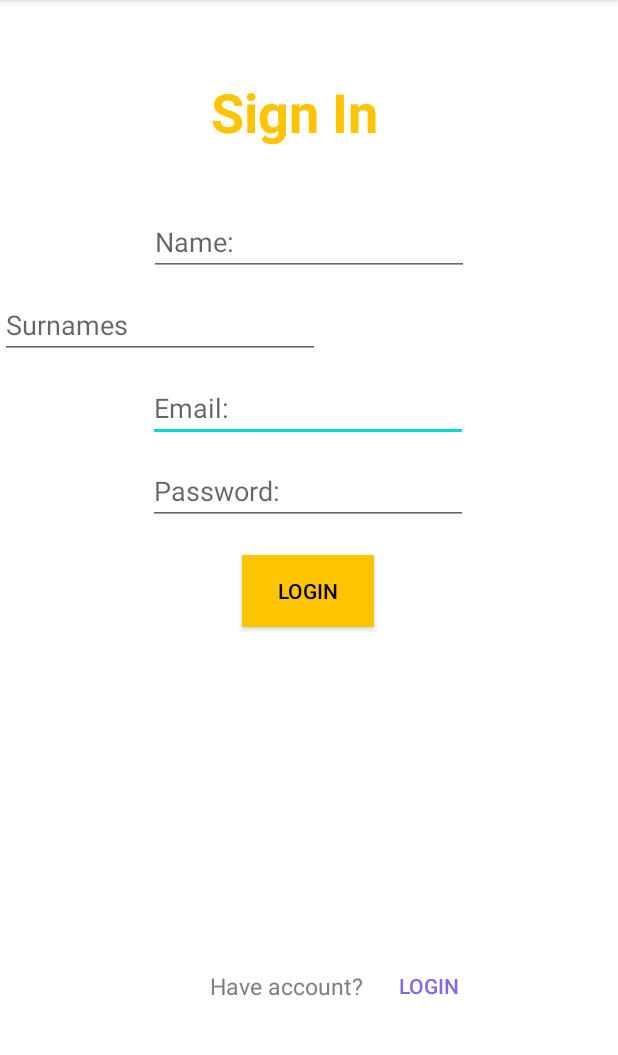
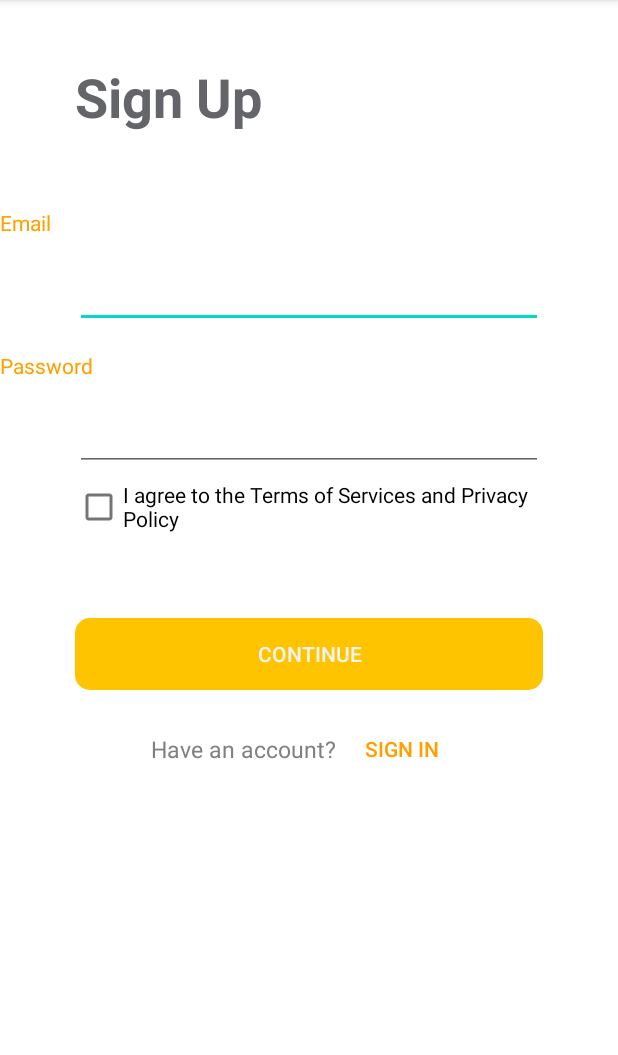
Before and after one commit to AlbertoHV23/PSM, an Android app: the SingInActivity screen opened directly, with no data from a screen before it, on a phone screen of 412 x 824 dp, the part 84-1139 px from its top. Run offline under Robolectric (Android 15) with nearby library versions, the phone set to English and light mode, and no system bars.

Commit message:
Update layouts
Se cambio el estilo de los layouts.

```diff
--- a/aplicacion/app/src/main/java/com/psm/lmaddoubts/SingInActivity.kt
+++ b/aplicacion/app/src/main/java/com/psm/lmaddoubts/SingInActivity.kt
@@ -6,6 +6,6 @@ import android.os.Bundle
 class SingInActivity : AppCompatActivity() {
     override fun onCreate(savedInstanceState: Bundle?) {
         super.onCreate(savedInstanceState)
-        setContentView(R.layout.activity_sing_in)
+        setContentView(R.layout.activity_sing_up)
     }
 }
--- /dev/null
+++ b/aplicacion/app/src/main/res/drawable/border_photos.xml
@@ -0,0 +1,5 @@
+<?xml version="1.0" encoding="utf-8"?>
+<shape xmlns:android="http://schemas.android.com/apk/res/android" android:shape="rectangle">
+    <solid android:color="#ffff"/>
+    <corners android:radius="500dp"/>
+</shape>
--- /dev/null
+++ b/aplicacion/app/src/main/res/drawable/border_radius.xml
@@ -0,0 +1,5 @@
+<?xml version="1.0" encoding="utf-8"?>
+<shape xmlns:android="http://schemas.android.com/apk/res/android" android:shape="rectangle">
+    <solid android:color="#ffff"/>
+    <corners android:radius="10dp"/>
+</shape>
--- a/aplicacion/app/src/main/res/layout/activity_sing_in.xml
+++ /dev/null
@@ -1,121 +0,0 @@
-<?xml version="1.0" encoding="utf-8"?>
-<androidx.constraintlayout.widget.ConstraintLayout xmlns:android="http://schemas.android.com/apk/res/android"
-    xmlns:app="http://schemas.android.com/apk/res-auto"
-    xmlns:tools="http://schemas.android.com/tools"
-    android:layout_width="match_parent"
-    android:layout_height="match_parent"
-    tools:context=".SingInActivity">
-
-    <ImageView
-        android:id="@+id/imageView"
-        android:layout_width="wrap_content"
-        android:layout_height="wrap_content"
-        android:layout_marginTop="20dp"
-        app:layout_constraintEnd_toEndOf="parent"
-        app:layout_constraintStart_toStartOf="parent"
-        app:layout_constraintTop_toBottomOf="@+id/textView"
-        tools:srcCompat="@tools:sample/avatars" />
-
-    <TextView
-        android:id="@+id/textView"
-        android:layout_width="wrap_content"
-        android:layout_height="wrap_content"
-        android:layout_marginTop="50dp"
-        android:text="Sign In"
-
-        android:textColor="#FFC400"
-        android:textSize="36sp"
-        android:textStyle="bold"
-        app:layout_constraintEnd_toEndOf="parent"
-        app:layout_constraintHorizontal_bias="0.467"
-        app:layout_constraintStart_toStartOf="parent"
-        app:layout_constraintTop_toTopOf="parent" />
-
-    <EditText
-        android:id="@+id/txt_loginEmail"
-        android:layout_width="wrap_content"
-        android:layout_height="wrap_content"
-        android:layout_marginTop="10dp"
-        android:ems="10"
-        android:hint="Email:"
-        android:inputType="textEmailAddress"
-        app:layout_constraintEnd_toEndOf="parent"
-        app:layout_constraintHorizontal_bias="0.497"
-        app:layout_constraintStart_toStartOf="parent"
-        app:layout_constraintTop_toBottomOf="@+id/txt_signSurnames" />
-
-    <EditText
-        android:id="@+id/txt_signSurnames"
-        android:layout_width="wrap_content"
-        android:layout_height="wrap_content"
-        android:layout_marginTop="10dp"
-        android:ems="10"
-        android:inputType="textPersonName"
-        android:hint="Surnames"
-        app:layout_constraintTop_toBottomOf="@+id/txt_signNames"
-        tools:layout_editor_absoluteX="100dp"
-        tools:ignore="MissingConstraints" />
-
-    <EditText
-        android:id="@+id/txt_signNames"
-        android:layout_width="wrap_content"
-        android:layout_height="wrap_content"
-        android:layout_marginTop="20dp"
-        android:ems="10"
-        android:inputType="textPersonName"
-        android:hint="Name:"
-        app:layout_constraintEnd_toEndOf="parent"
-        app:layout_constraintStart_toStartOf="parent"
-        app:layout_constraintTop_toBottomOf="@+id/imageView" />
-
-    <EditText
-        android:id="@+id/txt_loginPass"
-        android:layout_width="wrap_content"
-        android:layout_height="wrap_content"
-        android:layout_marginTop="10dp"
-        android:ems="10"
-        android:hint="Password:"
-        android:inputType="textPassword"
-        app:layout_constraintEnd_toEndOf="parent"
-        app:layout_constraintHorizontal_bias="0.497"
-        app:layout_constraintStart_toStartOf="parent"
-        app:layout_constraintTop_toBottomOf="@+id/txt_loginEmail" />
-
-    <Button
-        android:id="@+id/btn_logear"
-        style="@style/Widget.AppCompat.Button.Colored"
-        android:layout_width="wrap_content"
-        android:layout_height="wrap_content"
-        android:layout_marginTop="20dp"
-        android:background="@color/yellow"
-        android:text="@string/login"
-        android:textColor="#000000"
-        app:layout_constraintEnd_toEndOf="@+id/txt_loginEmail"
-        app:layout_constraintStart_toStartOf="@+id/txt_loginEmail"
-        app:layout_constraintTop_toBottomOf="@+id/txt_loginPass" />
-
-    <TextView
-        android:id="@+id/textView3"
-        android:layout_width="wrap_content"
-        android:layout_height="wrap_content"
-        android:layout_marginStart="140dp"
-        android:layout_marginBottom="100dp"
-        android:text="Have account?"
-        android:textColor="@android:color/tertiary_text_light"
-        android:textSize="15sp"
-        app:layout_constraintBottom_toBottomOf="parent"
-        app:layout_constraintStart_toStartOf="parent" />
-
-    <Button
-        android:id="@+id/btn_activitySignIn"
-        style="@style/Widget.AppCompat.Button.Borderless"
-        android:layout_width="wrap_content"
-        android:layout_height="wrap_content"
-        android:text="@string/login"
-        android:textColor="#7B6CEA"
-        app:layout_constraintBottom_toBottomOf="@+id/textView3"
-        app:layout_constraintStart_toEndOf="@+id/textView3"
-        app:layout_constraintTop_toTopOf="@+id/textView3" />
-
-
-</androidx.constraintlayout.widget.ConstraintLayout>
--- /dev/null
+++ b/aplicacion/app/src/main/res/layout/activity_sing_up.xml
@@ -0,0 +1,119 @@
+<?xml version="1.0" encoding="utf-8"?>
+<androidx.constraintlayout.widget.ConstraintLayout xmlns:android="http://schemas.android.com/apk/res/android"
+    xmlns:app="http://schemas.android.com/apk/res-auto"
+    xmlns:tools="http://schemas.android.com/tools"
+    android:layout_width="match_parent"
+    android:layout_height="match_parent"
+    tools:context=".SingInActivity">
+
+    <TextView
+        android:id="@+id/textView"
+        android:layout_width="wrap_content"
+        android:layout_height="wrap_content"
+        android:layout_marginStart="50dp"
+        android:layout_marginTop="40dp"
+
+        android:text="Sign Up"
+        android:textColor="#646568"
+        android:textSize="36sp"
+        android:textStyle="bold"
+        app:layout_constraintEnd_toEndOf="parent"
+        app:layout_constraintHorizontal_bias="0.0"
+        app:layout_constraintStart_toStartOf="parent"
+        app:layout_constraintTop_toTopOf="parent" />
+
+    <EditText
+        android:id="@+id/txt_loginEmail"
+        android:layout_width="0dp"
+        android:layout_height="wrap_content"
+        android:layout_marginStart="50dp"
+        android:layout_marginTop="15dp"
+        android:layout_marginEnd="50dp"
+        android:ems="10"
+        android:inputType="textEmailAddress"
+        android:textColor="@color/black"
+        app:layout_constraintEnd_toEndOf="parent"
+        app:layout_constraintHorizontal_bias="0.0"
+        app:layout_constraintStart_toStartOf="parent"
+        app:layout_constraintTop_toBottomOf="@+id/textView10" />
+
+    <TextView
+        android:id="@+id/textView10"
+        android:layout_width="wrap_content"
+        android:layout_height="wrap_content"
+        android:layout_marginTop="50dp"
+        android:text="Email"
+        android:textColor="#FFA000"
+        app:layout_constraintTop_toBottomOf="@+id/textView"
+        tools:layout_editor_absoluteX="50dp" />
+
+    <EditText
+        android:id="@+id/txt_loginPass"
+        android:layout_width="0dp"
+        android:layout_height="wrap_content"
+        android:layout_marginTop="15dp"
+        android:ems="10"
+        android:inputType="textPassword"
+        android:textColor="#2B2B2B"
+        android:textColorHint="#FFFFFF"
+        app:layout_constraintEnd_toEndOf="@+id/txt_loginEmail"
+        app:layout_constraintStart_toStartOf="@+id/txt_loginEmail"
+        app:layout_constraintTop_toBottomOf="@+id/textView8" />
+
+    <Button
+        android:id="@+id/btn_logear"
+        style="@style/Widget.AppCompat.Button.Colored"
+        android:layout_width="0dp"
+        android:layout_height="wrap_content"
+        android:layout_marginTop="50dp"
+        android:background="@drawable/border_radius"
+        android:text="Continue"
+        android:textColor="#F4F3F3"
+        app:layout_constraintEnd_toEndOf="@+id/checkBox"
+        app:layout_constraintStart_toStartOf="@+id/checkBox"
+        app:layout_constraintTop_toBottomOf="@+id/checkBox" />
+
+    <TextView
+        android:id="@+id/textView3"
+        android:layout_width="wrap_content"
+        android:layout_height="wrap_content"
+        android:text="Have an account?"
+        android:textColor="@android:color/tertiary_text_light"
+        android:textSize="15sp"
+        app:layout_constraintBottom_toBottomOf="@+id/btn_activitySignIn"
+        app:layout_constraintEnd_toStartOf="@+id/btn_activitySignIn"
+        app:layout_constraintTop_toTopOf="@+id/btn_activitySignIn" />
+
+    <Button
+        android:id="@+id/btn_activitySignIn"
+        style="@style/Widget.AppCompat.Button.Borderless"
+        android:layout_width="wrap_content"
+        android:layout_height="wrap_content"
+        android:layout_marginTop="15dp"
+        android:layout_marginEnd="100dp"
+        android:text="Sign In"
+        android:textColor="#FFA000"
+        app:layout_constraintEnd_toEndOf="parent"
+        app:layout_constraintTop_toBottomOf="@+id/btn_logear" />
+
+    <TextView
+        android:id="@+id/textView8"
+        android:layout_width="wrap_content"
+        android:layout_height="wrap_content"
+        android:layout_marginTop="15dp"
+        android:text="Password"
+        android:textColor="#FFA000"
+        app:layout_constraintTop_toBottomOf="@+id/txt_loginEmail"
+        tools:layout_editor_absoluteX="50dp" />
+
+    <CheckBox
+        android:id="@+id/checkBox"
+        android:layout_width="0dp"
+        android:layout_height="wrap_content"
+        android:text="I agree to the Terms of Services and Privacy Policy"
+        app:layout_constraintEnd_toEndOf="@+id/txt_loginPass"
+        app:layout_constraintStart_toStartOf="@+id/txt_loginPass"
+        app:layout_constraintTop_toBottomOf="@+id/txt_loginPass" />
+
+
+</androidx.constraintlayout.widget.ConstraintLayout>
```
Also changed, not shown: aplicacion/app/src/main/res/drawable/ic_baseline_comment_24.xml (added, +10 -0 lines), aplicacion/app/src/main/res/drawable/ic_baseline_image_24.xml (added, +10 -0 lines), aplicacion/app/src/main/res/drawable/ic_baseline_pan_tool_24.xml (added, +10 -0 lines), aplicacion/app/src/main/res/drawable/ic_baseline_send_24.xml (added, +11 -0 lines), aplicacion/app/src/main/res/drawable/ic_baseline_share_24.xml (added, +10 -0 lines), aplicacion/app/src/main/res/drawable/ic_baseline_videocam_24.xml (added, +10 -0 lines), aplicacion/app/src/main/res/layout/activity_login.xml (+42 -34 lines), aplicacion/app/src/main/res/layout/fragment_home.xml (+59 -44 lines), aplicacion/app/src/main/res/layout/item_home.xml (+77 -43 lines), aplicacion/app/src/main/res/layout/nav_header_main.xml (+13 -8 lines).
